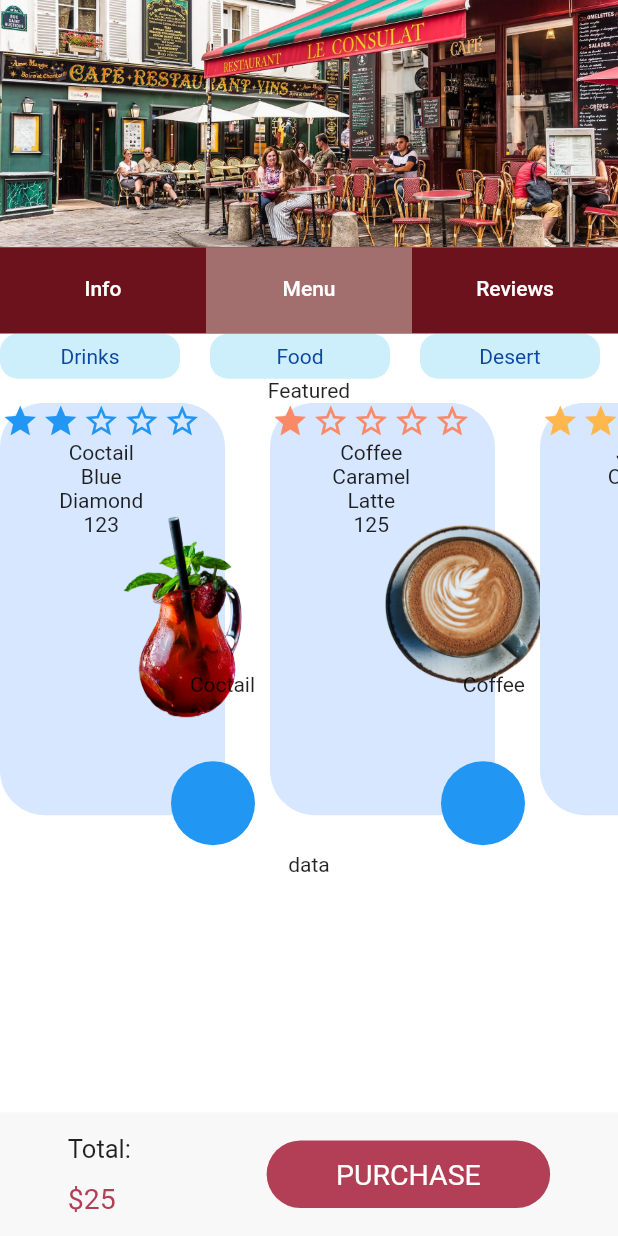
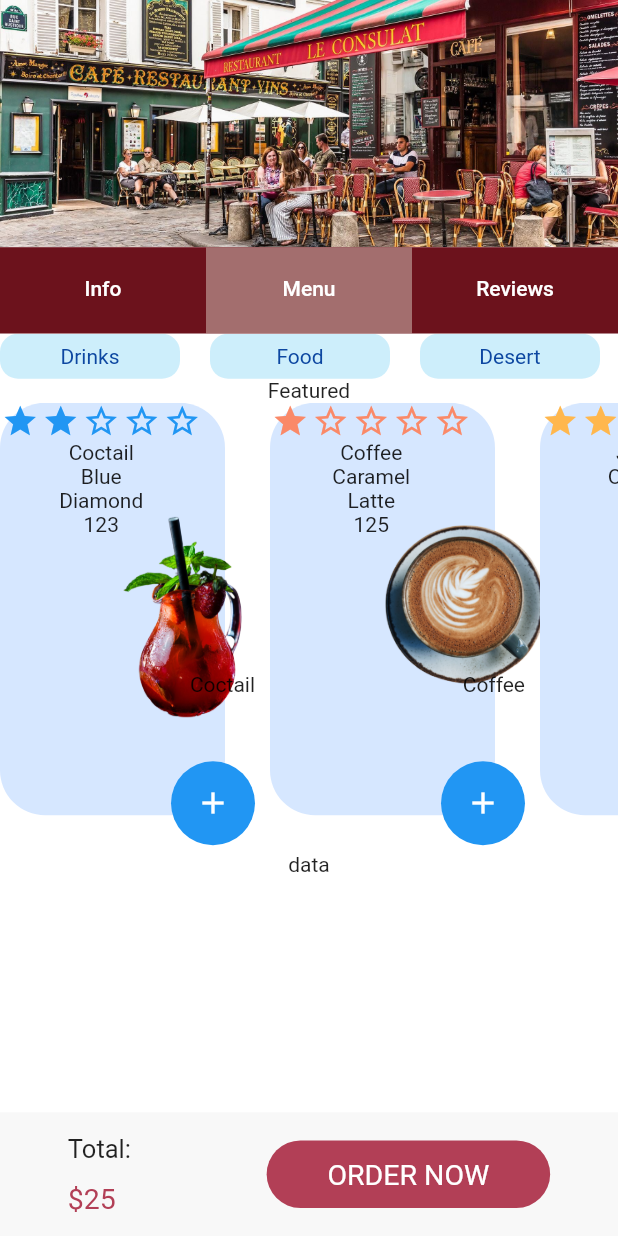
Before and after one commit to valentinesamuel/MarketOnlineApp, a Flutter app: the screen it shows after launch, tab 2 chosen, on a phone screen of 412 x 824 dp. Run offline on Flutter 3.47's test engine with Material 2 defaults, Android fonts, the phone set to English and light mode, and no system bars; drawn by our look-alikes of flutter_rating_bar; our stand-ins replace font_awesome_flutter, intl_phone_field, pin_code_fields.

```diff
--- a/lib/main.dart
+++ b/lib/main.dart
@@ -7,17 +7,14 @@ import 'utilities/info_tab_store_screen.dart';
 import 'utilities/store_featured_card_template.dart';
 
 void main() {
-  runApp(MaterialApp(home: StorePage()));
+  runApp(MaterialApp(
+    home: StorePage(),
+  ));
 }
 
 class StorePage extends StatefulWidget {
   @override
   _StorePageState createState() => _StorePageState();
-}
-
-int number;
-filler(number) {
-  number = number;
 }
 
 class _StorePageState extends State<StorePage> {
@@ -154,7 +151,9 @@ class _StorePageState extends State<StorePage> {
                   ),
                 ]),
           ),
-          BottomNavBar(),
+          BottomNavBar(
+            textContent: "order now",
+          ),
         ],
       ),
     );
--- a/lib/utilities/bottomNavBar.dart
+++ b/lib/utilities/bottomNavBar.dart
@@ -2,6 +2,9 @@ import 'package:flutter/material.dart';
 
 class BottomNavBar extends StatelessWidget {
 // ! This widget uses 1% of the screen
+ final  String textContent;
+
+  BottomNavBar({this.textContent});
 
   @override
   Widget build(BuildContext context) {
@@ -36,7 +39,7 @@ class BottomNavBar extends StatelessWidget {
                 color: Color(0xffB23F56),
                 borderRadius: BorderRadius.circular(23)),
             child: Center(
-                child: Text('Purchase'.toUpperCase(),
+                child: Text(textContent.toUpperCase(),
                     style: TextStyle(color: Colors.white, fontSize: 19))),
           ),
         ],
--- a/lib/utilities/categories row.dart
+++ b/lib/utilities/categories row.dart
@@ -1,3 +1,4 @@
+
 import './categoriescontainer.dart';
 import './list.dart';
 import 'package:flutter/material.dart';
--- a/lib/utilities/categoriescontainer.dart
+++ b/lib/utilities/categoriescontainer.dart
@@ -1,5 +1,4 @@
 import 'package:flutter/material.dart';
-
 
 class CategoriesContainer extends StatelessWidget {
   final AssetImage picture;
--- a/lib/utilities/store_featured_card_template.dart
+++ b/lib/utilities/store_featured_card_template.dart
@@ -57,7 +57,7 @@ class StoreFeaturedCard extends StatelessWidget {
           Positioned(
             right: -20,
             bottom: -20,
-            child: FloatingActionButton(onPressed: () => {}, elevation: 0)
+            child: FloatingActionButton(onPressed: () => {}, elevation: 0,child: Icon(Icons.add),)
           ),
         ],
       ),
```
Also changed, not shown: lib/screens/main_page.dart (+17 -2 lines), lib/screens/productScreen.dart (+7 -2 lines), lib/utilities/deals_Cart.dart (+8 -6 lines). Lines whose indentation alone changed are shown as unchanged.
